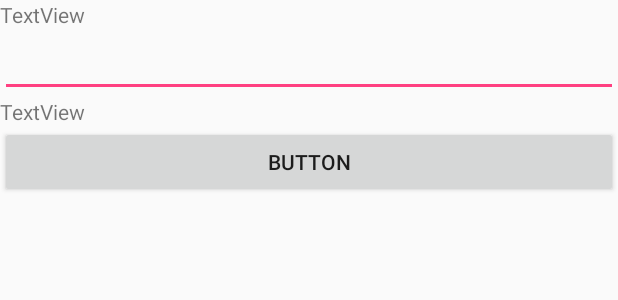
After one commit to CyberDoge/BarCodeScaner, an Android app: the layout product_page.xml on its own in the app's theme, with its tools: preview values and no code run, on a phone screen of 412 x 824 dp. The commit adds this screen. Shown: the top 300 px of the screen. Run offline under Robolectric (Android 15) with nearby library versions, the phone set to English and light mode, and no system bars.

Commit message:
Add ProductPage

```diff
--- a/app/src/main/java/com/pganin/barcodescaner/MainActivity.java
+++ b/app/src/main/java/com/pganin/barcodescaner/MainActivity.java
@@ -47,6 +47,8 @@
         } else {
             Log.d("MainActivity", "Scanned");
             Toast.makeText(this, "Scanned: " + result.getContents(), Toast.LENGTH_LONG).show();
+            Intent intent = new Intent(this, ProductPage.class);
+            startService(intent);
         }
     }
 }
--- /dev/null
+++ b/app/src/main/java/com/pganin/barcodescaner/ProductPage.java
@@ -0,0 +1,13 @@
+package com.pganin.barcodescaner;
+
+import android.os.Bundle;
+
+import com.journeyapps.barcodescanner.CaptureActivity;
+
+public class ProductPage extends CaptureActivity {
+    @Override
+    protected void onCreate(Bundle savedInstanceState) {
+        super.onCreate(savedInstanceState);
+        setContentView(R.layout.product_page);
+    }
+}
--- /dev/null
+++ b/app/src/main/res/layout/product_page.xml
@@ -0,0 +1,41 @@
+<?xml version="1.0" encoding="utf-8"?>
+<LinearLayout xmlns:android="http://schemas.android.com/apk/res/android"
+    android:orientation="vertical" android:layout_width="match_parent"
+    android:layout_height="match_parent">
+
+    <ScrollView
+        android:layout_width="match_parent"
+        android:layout_height="match_parent">
+
+        <LinearLayout
+            android:layout_width="match_parent"
+            android:layout_height="wrap_content"
+            android:orientation="vertical" >
+
+            <TextView
+                android:id="@+id/textView"
+                android:layout_width="match_parent"
+                android:layout_height="wrap_content"
+                android:text="TextView" />
+
+            <EditText
+                android:id="@+id/editText"
+                android:layout_width="match_parent"
+                android:layout_height="wrap_content"
+                android:ems="10"
+                android:inputType="textMultiLine" />
+
+            <TextView
+                android:id="@+id/textView2"
+                android:layout_width="match_parent"
+                android:layout_height="wrap_content"
+                android:text="TextView" />
+
+            <Button
+                android:id="@+id/button"
+                android:layout_width="match_parent"
+                android:layout_height="wrap_content"
+                android:text="Button" />
+        </LinearLayout>
+    </ScrollView>
+</LinearLayout>
```
